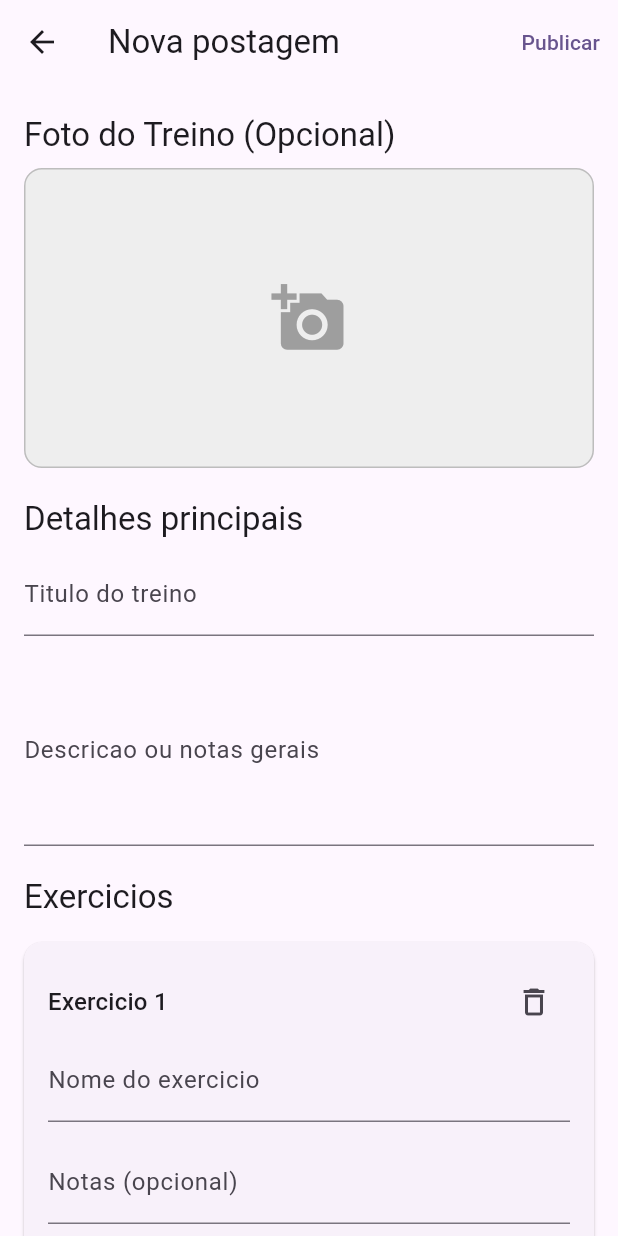
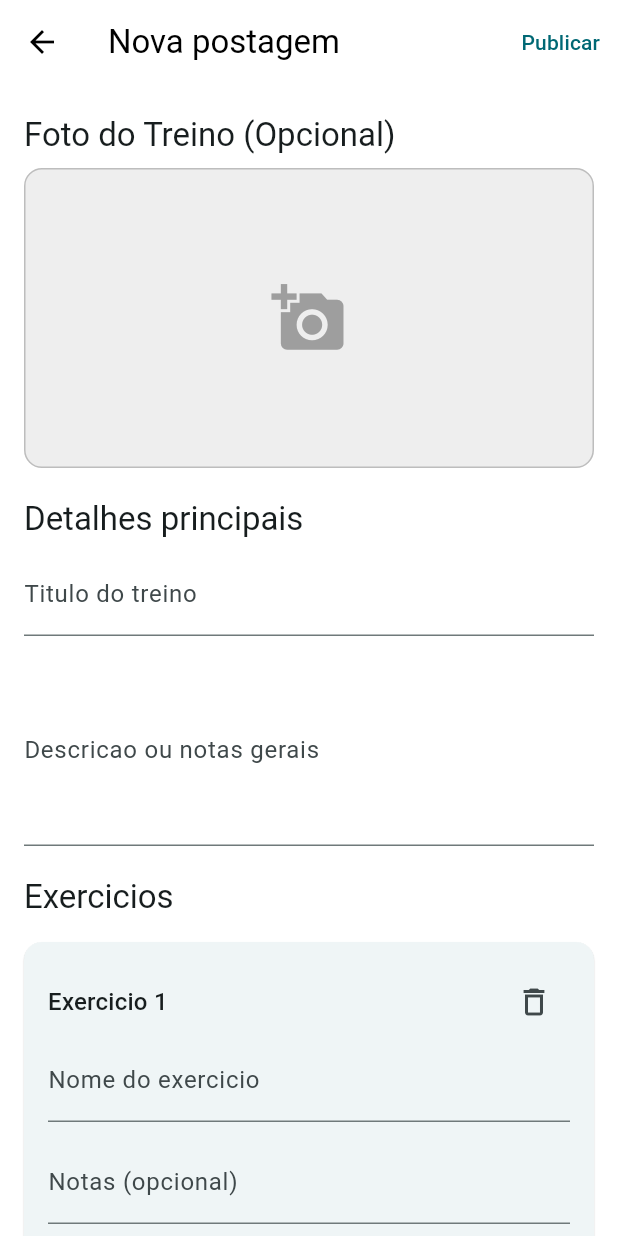
Before and after one commit to Henrique-Nastari/AppFit, a Flutter app: the screen it shows once a user with an empty profile is signed in, after a tap on the "add" icon, on a phone screen of 412 x 824 dp. Run offline on Flutter 3.47's test engine with Material 3 defaults, Android fonts, the phone set to English and light mode, and no system bars; our stand-ins replace cloud_firestore, firebase_auth, firebase_core, firebase_storage, flutter_screenutil, google_fonts and 2 more; accounts and stored records are empty; network calls fail; project files that could hold a hidden picture were left out.

Commit message:
FEAT: Implementa FeedPage com PostCard estilo Instagram e tema claro/escuro

```diff
--- a/mobile/lib/main.dart
+++ b/mobile/lib/main.dart
@@ -1,3 +1,5 @@
+// main.dart - CORRIGIDO (CardThemeData)
+
 import 'package:flutter/material.dart';
 import 'package:firebase_core/firebase_core.dart';
 import 'package:firebase_auth/firebase_auth.dart';
@@ -5,7 +7,6 @@ import 'package:flutter_screenutil/flutter_screenutil.dart';
 import 'firebase_options.dart';
 import 'presentation/screens/auth/login_page.dart';
 import 'presentation/screens/auth/register_page.dart';
-import 'application/auth/auth_service.dart'; // Import não utilizado aqui, mas pode ser útil em outras partes
 import 'presentation/screens/feed/feed_page.dart';
 
 void main() async {
@@ -27,10 +28,70 @@ class AppFit extends StatelessWidget {
         return MaterialApp(
           title: 'AppFit',
           debugShowCheckedModeBanner: false,
+
+          // --- DEFINIÇÕES DE TEMA ATUALIZADAS ---
+
+          // TEMA CLARO (Branco)
           theme: ThemeData(
-            colorScheme: ColorScheme.fromSeed(seedColor: Colors.deepPurple),
+            brightness: Brightness.light,
+            scaffoldBackgroundColor: Colors.white,
+            appBarTheme: const AppBarTheme(
+              backgroundColor: Colors.white,
+              foregroundColor: Colors.black,
+              elevation: 0.5,
+              surfaceTintColor: Colors.transparent,
+            ),
+            colorScheme: ColorScheme.fromSeed(
+              seedColor: Colors.grey,
+              brightness: Brightness.light,
+            ),
+            floatingActionButtonTheme: FloatingActionButtonThemeData(
+               backgroundColor: Colors.grey[800],
+               foregroundColor: Colors.white,
+            ),
+            // CORREÇÃO AQUI: CardThemeData
+            cardTheme: const CardThemeData(
+               elevation: 0.5,
+               surfaceTintColor: Colors.white,
+               shape: RoundedRectangleBorder(borderRadius: BorderRadius.zero),
+               margin: EdgeInsets.symmetric(vertical: 8, horizontal: 0),
+            ),
             useMaterial3: true,
           ),
+
+          // TEMA ESCURO (Preto)
+          darkTheme: ThemeData(
+            brightness: Brightness.dark,
+            scaffoldBackgroundColor: Colors.black,
+            appBarTheme: AppBarTheme(
+              backgroundColor: Colors.grey[900],
+              foregroundColor: Colors.white,
+              elevation: 0,
+              surfaceTintColor: Colors.transparent,
+            ),
+            colorScheme: ColorScheme.fromSeed(
+              seedColor: Colors.grey,
+              brightness: Brightness.dark,
+            ),
+             floatingActionButtonTheme: FloatingActionButtonThemeData(
+               backgroundColor: Colors.grey[700],
+               foregroundColor: Colors.white,
+            ),
+            // CORREÇÃO AQUI: CardThemeData
+            cardTheme: CardThemeData(
+               elevation: 0.5,
+               color: Colors.grey[900],
+               surfaceTintColor: Colors.transparent,
+               shape: const RoundedRectangleBorder(borderRadius: BorderRadius.zero),
+               margin: const EdgeInsets.symmetric(vertical: 8, horizontal: 0),
+            ),
+            useMaterial3: true,
+          ),
+
+          // MODO DE TEMA: Usa a configuração do sistema operacional
+          themeMode: ThemeMode.system,
+
+          // --- RESTO DO MaterialApp ---
           home: const AuthGate(),
           routes: {
             '/home': (context) => const FeedPage(),
@@ -43,6 +104,7 @@ class AppFit extends StatelessWidget {
   }
 }
 
+// AuthGate permanece o mesmo
 class AuthGate extends StatelessWidget {
   const AuthGate({super.key});
 
--- a/mobile/lib/presentation/screens/feed/feed_page.dart
+++ b/mobile/lib/presentation/screens/feed/feed_page.dart
@@ -1,9 +1,11 @@
-// lib/presentation/screens/feed/feed_page.dart
+// lib/presentation/screens/feed/feed_page.dart - ATUALIZADO (com Título de Texto)
 
 import 'package:cloud_firestore/cloud_firestore.dart';
 import 'package:flutter/material.dart';
-import '../../../application/auth/auth_service.dart';
-import 'create_post_page.dart'; // Import da tela de criação
+import 'package:google_fonts/google_fonts.dart'; // <-- IMPORT ADICIONADO
+import '../../../application/auth/auth_service.dart'; // Ajuste o import se necessário
+import '../../widgets/feed/post_card.dart';        // Import do PostCard
+import 'create_post_page.dart';
 
 class FeedPage extends StatefulWidget {
   const FeedPage({super.key});
@@ -17,104 +19,79 @@ class _FeedPageState extends State<FeedPage> {
 
   @override
   Widget build(BuildContext context) {
+    // Busca as cores definidas no tema atual (claro ou escuro)
+    final appBarTheme = Theme.of(context).appBarTheme;
+
     return Scaffold(
       appBar: AppBar(
-        title: const Text('🔥 AppFit Feed'),
-        backgroundColor: Theme.of(context).colorScheme.inversePrimary,
+        // SUBSTITUÍDO: Image.asset por Text com GoogleFonts
+        title: Text(
+          'AppFit',
+          style: GoogleFonts.lobster( // <-- Exemplo com Lobster, pode trocar!
+            fontSize: 28, // Ajuste o tamanho conforme preferir
+            fontWeight: FontWeight.w500, // Peso da fonte
+            // A cor é herdada do foregroundColor abaixo
+          ),
+        ),
+        centerTitle: true, // Centralizado fica melhor com texto
+        backgroundColor: appBarTheme.backgroundColor, // Usa cor do tema
+        foregroundColor: appBarTheme.foregroundColor, // Usa cor do tema (para ícones e texto)
+        elevation: appBarTheme.elevation,             // Usa elevação do tema
         actions: [
           IconButton(
             tooltip: 'Sair',
             icon: const Icon(Icons.logout),
             onPressed: () {
               _authService.signOut();
-              // O AuthGate cuidará do redirecionamento para o login
             },
           ),
         ],
       ),
       body: StreamBuilder<QuerySnapshot>(
-        // O Stream: Ouve a coleção 'posts', ordenando pelos mais recentes primeiro
         stream: FirebaseFirestore.instance
             .collection('posts')
-            .orderBy('createdAt', descending: true) // Mais recentes no topo
+            .orderBy('createdAt', descending: true)
             .snapshots(),
         builder: (context, snapshot) {
-          // 1. Tratamento de Erros e Loading
           if (snapshot.hasError) {
+            print(snapshot.error);
             return const Center(child: Text('Erro ao carregar posts.'));
           }
           if (snapshot.connectionState == ConnectionState.waiting) {
             return const Center(child: CircularProgressIndicator());
           }
-
-          // 2. Verifica se há posts
           if (snapshot.data == null || snapshot.data!.docs.isEmpty) {
             return const Center(
               child: Text(
-                'Nenhum post ainda.\nSeja o primeiro a registrar seu treino!',
+                'Nenhum post ainda.\nSeja o primeiro!',
                 textAlign: TextAlign.center,
-                style: TextStyle(fontSize: 16),
+                style: TextStyle(fontSize: 16, color: Colors.grey),
               ),
             );
           }
 
-          // 3. Se tudo deu certo, constrói a lista de posts
           final posts = snapshot.data!.docs;
 
           return ListView.builder(
             itemCount: posts.length,
             itemBuilder: (context, index) {
-              // Pegamos os dados do documento atual
               final postDoc = posts[index];
-              // Convertendo para um mapa para facilitar o acesso
               final postData = postDoc.data() as Map<String, dynamic>;
 
-              // Extraindo os dados que queremos mostrar (com segurança)
-              final String caption = postData['caption'] ?? '';
-              final String? imageUrl = postData['imageUrl']; // Pode ser nulo
-              final String userName = postData['userDisplayName'] ?? 'Usuário Anônimo';
-              final Timestamp? timestamp = postData['createdAt']; // Timestamp do Firebase
-
-              // TODO: Criar um widget PostCard mais bonito aqui
-              return Card(
-                margin: const EdgeInsets.symmetric(vertical: 8, horizontal: 12),
-                child: Padding(
-                  padding: const EdgeInsets.all(12.0),
-                  child: Column(
-                    crossAxisAlignment: CrossAxisAlignment.start,
-                    children: [
-                      Text(userName, style: const TextStyle(fontWeight: FontWeight.bold)),
-                      if (timestamp != null)
-                        Text(
-                          // Formatar a data (pode melhorar depois)
-                          timestamp.toDate().toString().substring(0, 16),
-                          style: Theme.of(context).textTheme.bodySmall,
-                        ),
-                      const SizedBox(height: 8),
-                      if (imageUrl != null)
-                        ClipRRect(
-                          borderRadius: BorderRadius.circular(8.0),
-                          child: Image.network(imageUrl, fit: BoxFit.cover, width: double.infinity, height: 200)
-                        ),
-                      if (imageUrl != null) const SizedBox(height: 8),
-                      Text(caption),
-                    ],
-                  ),
-                ),
-              );
+              return PostCard(postData: postData);
             },
           );
         },
       ),
       floatingActionButton: FloatingActionButton(
         onPressed: () {
-          // Navega para a tela de criação que já temos
           Navigator.of(context).push(
             MaterialPageRoute(builder: (context) => const CreatePostPage()),
           );
         },
         tooltip: 'Novo Registro',
         child: const Icon(Icons.add),
+        // Cores do FAB são definidas no tema em main.dart
       ),
     );
   }
--- a/mobile/pubspec.yaml
+++ b/mobile/pubspec.yaml
@@ -38,6 +38,7 @@ dependencies:
   google_sign_in: ^6.2.1
   image_picker: ^1.1.2
   intl: ^0.19.0
+  google_fonts: ^6.2.1
 
   # The following adds the Cupertino Icons font to your application.
   # Use with the CupertinoIcons class for iOS style icons.
```
Also changed, not shown: mobile/pubspec.lock, 1 other file.
